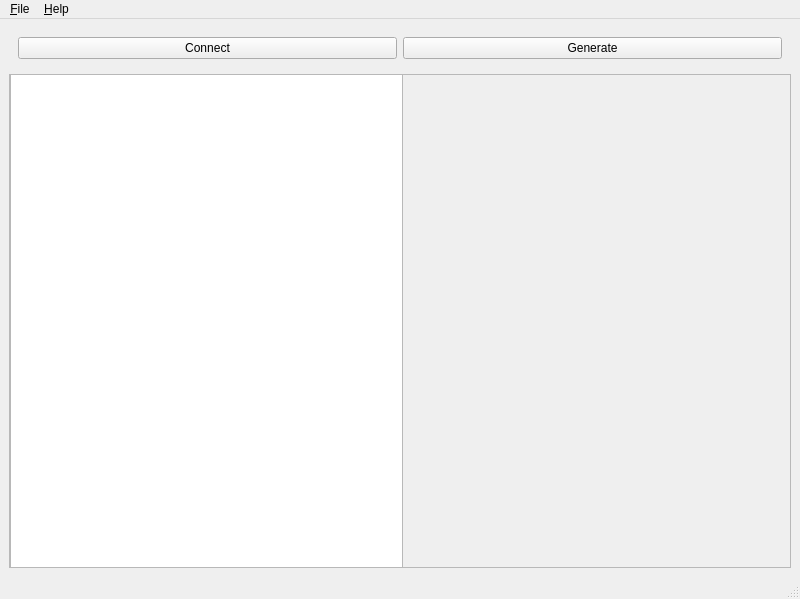
Qt form src/my2ca/ui/uic/mainwindow.ui (samithdisal/my2ca) before a commit.
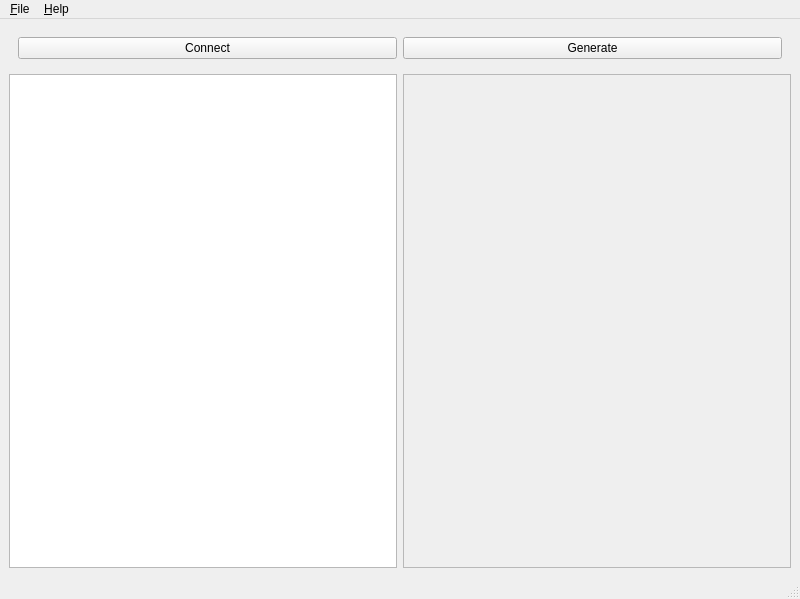
The same form after that commit.

Commit message: main window updated

```diff
--- a/src/my2ca/ui/uic/mainwindow.ui
+++ b/src/my2ca/ui/uic/mainwindow.ui
@@ -14,8 +14,8 @@
    <string>My 2 Ca - MySQL to Cassandra</string>
   </property>
   <widget class="QWidget" name="centralwidget">
-   <layout class="QGridLayout" name="gridLayout">
-    <item row="0" column="0">
+   <layout class="QVBoxLayout" name="verticalLayout">
+    <item>
      <widget class="QWidget" name="widget" native="true">
       <layout class="QHBoxLayout" name="horizontalLayout_2">
        <item>
@@ -35,8 +35,11 @@
       </layout>
      </widget>
     </item>
-    <item row="1" column="0">
+    <item>
      <layout class="QHBoxLayout" name="horizontalLayout">
+      <item>
+       <widget class="QListView" name="tablesList"/>
+      </item>
       <item>
        <widget class="QScrollArea" name="erdArea">
         <property name="widgetResizable">
@@ -47,20 +50,10 @@
           <rect>
            <x>0</x>
            <y>0</y>
-           <width>784</width>
+           <width>387</width>
            <height>509</height>
           </rect>
          </property>
-         <widget class="QListView" name="tablesList">
-          <property name="geometry">
-           <rect>
-            <x>0</x>
-            <y>-10</y>
-            <width>393</width>
-            <height>515</height>
-           </rect>
-          </property>
-         </widget>
         </widget>
        </widget>
       </item>
```
The commit also changes 6 other files.
